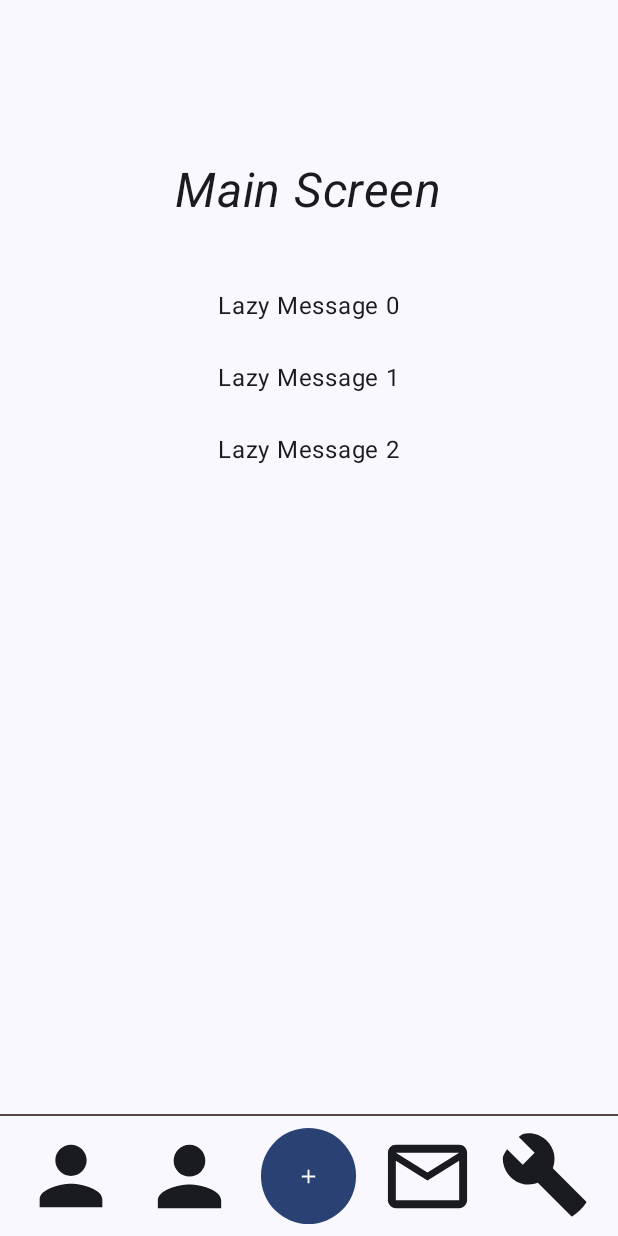
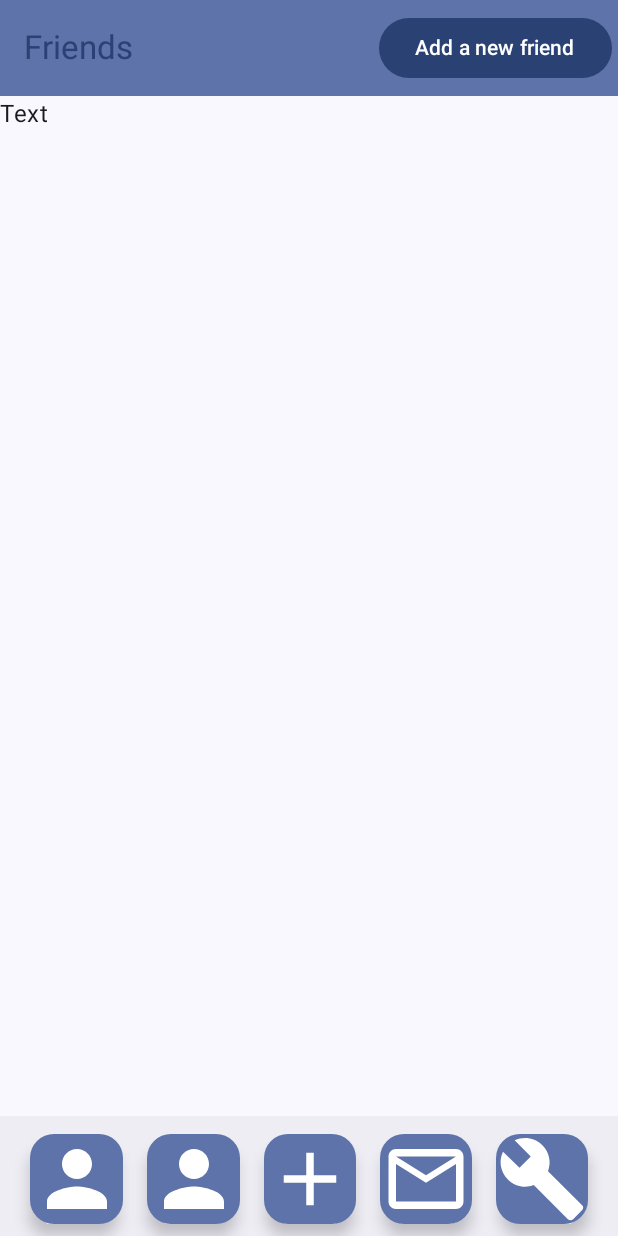
Before and after one commit to danyloplaksyvy/SplitPayApp, an Android app built with Jetpack Compose: the screen it shows after launch (MainActivity), on a phone screen of 412 x 824 dp. Run offline under Robolectric (Android 15) with nearby library versions, the phone set to English and light mode, and no system bars.

Commit message:
Build FriendsScreen.kt part 1

```diff
--- a/app/src/main/java/com/example/splitpayapp/MainActivity.kt
+++ b/app/src/main/java/com/example/splitpayapp/MainActivity.kt
@@ -7,6 +7,7 @@ import androidx.compose.foundation.layout.fillMaxSize
 import androidx.compose.material3.MaterialTheme
 import androidx.compose.material3.Surface
 import androidx.compose.ui.Modifier
+import com.example.splitpayapp.Screens.FriendsScreen
 import com.example.splitpayapp.ui.theme.SplitPayAppTheme
 
 class MainActivity : ComponentActivity() {
@@ -19,7 +20,7 @@ class MainActivity : ComponentActivity() {
                     modifier = Modifier.fillMaxSize(),
                     color = MaterialTheme.colorScheme.background
                 ) {
-                    MainScreen()
+                    FriendsScreen()
                 }
             }
         }
--- /dev/null
+++ b/app/src/main/java/com/example/splitpayapp/Screens/AddExpenseScreen.kt
@@ -0,0 +1 @@
+package com.example.splitpayapp.Screens
--- /dev/null
+++ b/app/src/main/java/com/example/splitpayapp/Screens/ArticleScreen.kt
@@ -0,0 +1 @@
+package com.example.splitpayapp.Screens
--- /dev/null
+++ b/app/src/main/java/com/example/splitpayapp/Screens/FriendsScreen.kt
@@ -0,0 +1,101 @@
+package com.example.splitpayapp.Screens
+
+import androidx.compose.foundation.layout.Arrangement
+import androidx.compose.foundation.layout.Column
+import androidx.compose.foundation.layout.Row
+import androidx.compose.foundation.layout.fillMaxHeight
+import androidx.compose.foundation.layout.fillMaxSize
+import androidx.compose.foundation.layout.fillMaxWidth
+import androidx.compose.foundation.layout.height
+import androidx.compose.foundation.layout.padding
+import androidx.compose.material.icons.Icons
+import androidx.compose.material.icons.filled.Add
+import androidx.compose.material.icons.filled.Build
+import androidx.compose.material.icons.filled.Check
+import androidx.compose.material.icons.filled.MailOutline
+import androidx.compose.material.icons.filled.Person
+import androidx.compose.material3.BottomAppBar
+import androidx.compose.material3.Button
+import androidx.compose.material3.CenterAlignedTopAppBar
+import androidx.compose.material3.ExperimentalMaterial3Api
+import androidx.compose.material3.FloatingActionButton
+import androidx.compose.material3.Icon
+import androidx.compose.material3.IconButton
+import androidx.compose.material3.MaterialTheme
+import androidx.compose.material3.Scaffold
+import androidx.compose.material3.Text
+import androidx.compose.material3.TopAppBar
+import androidx.compose.material3.TopAppBarDefaults
+import androidx.compose.material3.TopAppBarDefaults.topAppBarColors
+import androidx.compose.runtime.Composable
+import androidx.compose.runtime.getValue
+import androidx.compose.runtime.mutableIntStateOf
+import androidx.compose.runtime.remember
+import androidx.compose.runtime.setValue
+import androidx.compose.ui.Alignment
+import androidx.compose.ui.Modifier
+import androidx.compose.ui.text.style.TextAlign
+import androidx.compose.ui.tooling.preview.Preview
+import androidx.compose.ui.unit.dp
+
+@OptIn(ExperimentalMaterial3Api::class)
+@Composable
+fun FriendsScreen() {
+
+    Scaffold(topBar = {
+        TopAppBar(
+            colors = TopAppBarDefaults.topAppBarColors(containerColor = MaterialTheme.colorScheme.primaryContainer, titleContentColor = MaterialTheme.colorScheme.primary),
+            title = {
+                Text(text = "Friends")
+            },
+            actions = {
+                Button(onClick = { /*TODO*/ }) {
+                    Text("Add a new friend")
+                }
+            }
+        )
+    }, bottomBar = {
+        BottomAppBar {
+            Row(
+                modifier = Modifier
+                    .fillMaxWidth()
+                    .height(80.dp)
+                    .padding(horizontal = 8.dp),
+                horizontalArrangement = Arrangement.SpaceBetween,
+                verticalAlignment = Alignment.CenterVertically
+            ) {
+                val modifierIconButton = Modifier
+                    .fillMaxHeight()
+                    .weight(1f)
+                    .padding(8.dp)
+
+                FloatingActionButton(onClick = { /*TODO*/ }, modifier = modifierIconButton) {
+                    Icon(Icons.Default.Person, "Friends", modifier = Modifier.fillMaxSize())
+                }
+                FloatingActionButton(onClick = { /*TODO*/ }, modifier = modifierIconButton) {
+                    Icon(Icons.Default.Person, "Groups", modifier = Modifier.fillMaxSize())
+                }
+                FloatingActionButton(onClick = { /*TODO*/ }, modifier = modifierIconButton) {
+                    Icon(Icons.Default.Add, "Add Action", modifier = Modifier.fillMaxSize())
+                }
+                FloatingActionButton(onClick = { /*TODO*/ }, modifier = modifierIconButton) {
+                    Icon(Icons.Default.MailOutline, "Activity", modifier = Modifier.fillMaxSize())
+                }
+                FloatingActionButton(onClick = { /*TODO*/ }, modifier = modifierIconButton) {
+                    Icon(Icons.Default.Build, "Article", modifier = Modifier.fillMaxSize())
+                }
+            }
+        }
+    }) { innerPadding ->
+        Column {
+            Text(text = "Text", modifier = Modifier.padding(innerPadding))
+        }
+    }
+
+}
+
+@Preview(showBackground = true)
+@Composable
+fun FriendsScreenPreview() {
+    FriendsScreen()
+}
--- /dev/null
+++ b/app/src/main/java/com/example/splitpayapp/Screens/GroupsScreen.kt
@@ -0,0 +1 @@
+package com.example.splitpayapp.Screens
--- a/app/src/main/java/com/example/splitpayapp/MainScreen.kt
+++ b/app/src/main/java/com/example/splitpayapp/Screens/RecentActivityScreen.kt
@@ -1,4 +1,4 @@
-package com.example.splitpayapp
+package com.example.splitpayapp.Screens
 
 import androidx.compose.foundation.background
 import androidx.compose.foundation.layout.Arrangement
@@ -32,7 +32,7 @@ import androidx.compose.ui.unit.dp
 import androidx.compose.ui.unit.sp
 
 @Composable
-fun MainScreen() {
+fun RecentActivityScreen() {
 
     Column(
         modifier = Modifier
@@ -60,8 +60,8 @@ fun MainScreen() {
         Box(
             modifier = Modifier.run {
                 fillMaxWidth()
-                        .height(1.dp)
-                        .background(Color(87, 71, 71, 255))
+                    .height(1.dp)
+                    .background(Color(87, 71, 71, 255))
             }
         )
         Row(
@@ -98,6 +98,6 @@ fun MainScreen() {
 
 @Preview(showBackground = true)
 @Composable
-fun MainScreenPreview() {
-    MainScreen()
+fun RecentActivityPreview() {
+    RecentActivityScreen()
 }
--- a/app/src/main/java/com/example/splitpayapp/SecondScreen.kt
+++ /dev/null
@@ -1 +0,0 @@
-package com.example.splitpayapp
```
